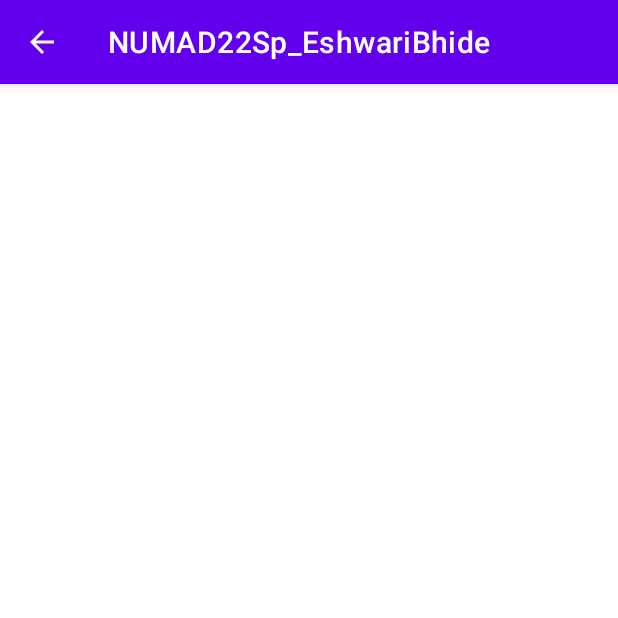
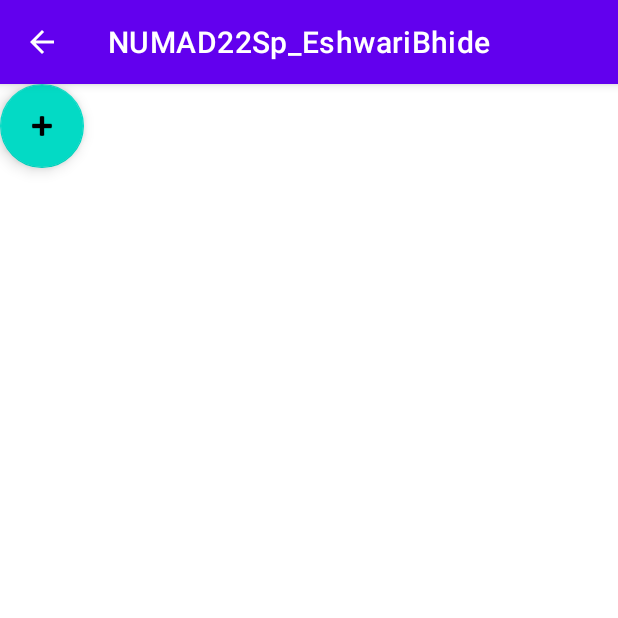
Before and after one commit to eshwaribhide/NUMAD22Sp_EshwariBhide, an Android app: the LinkCollectorActivity screen opened directly, with no data from a screen before it, on a phone screen of 412 x 824 dp, the top half of it. Run offline under Robolectric (Android 15) with nearby library versions, the phone set to English and light mode, and no system bars.

Commit message:
Added floating action button

```diff
--- a/app/src/main/res/layout/activity_link_collector.xml
+++ b/app/src/main/res/layout/activity_link_collector.xml
@@ -6,4 +6,12 @@
     android:layout_height="match_parent"
     tools:context=".LinkCollectorActivity">
 
+    <com.google.android.material.floatingactionbutton.FloatingActionButton
+        android:id="@+id/floatingActionButton2"
+        android:layout_width="wrap_content"
+        android:layout_height="wrap_content"
+        android:clickable="true"
+        app:srcCompat="@android:drawable/ic_input_add"
+        tools:layout_editor_absoluteX="292dp"
+        tools:layout_editor_absoluteY="643dp" />
 </androidx.constraintlayout.widget.ConstraintLayout>
```
